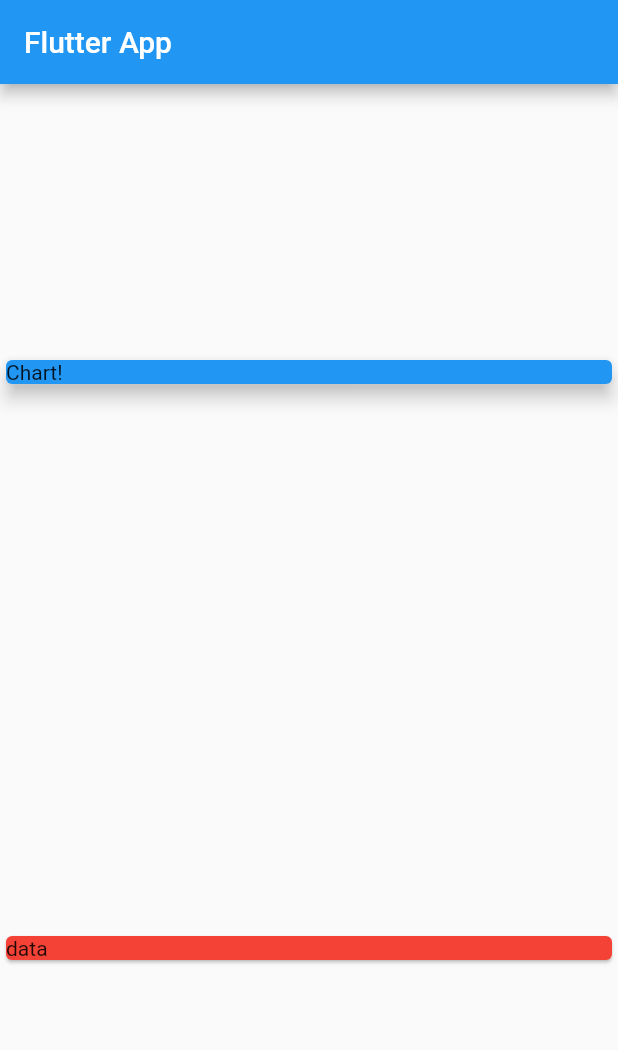
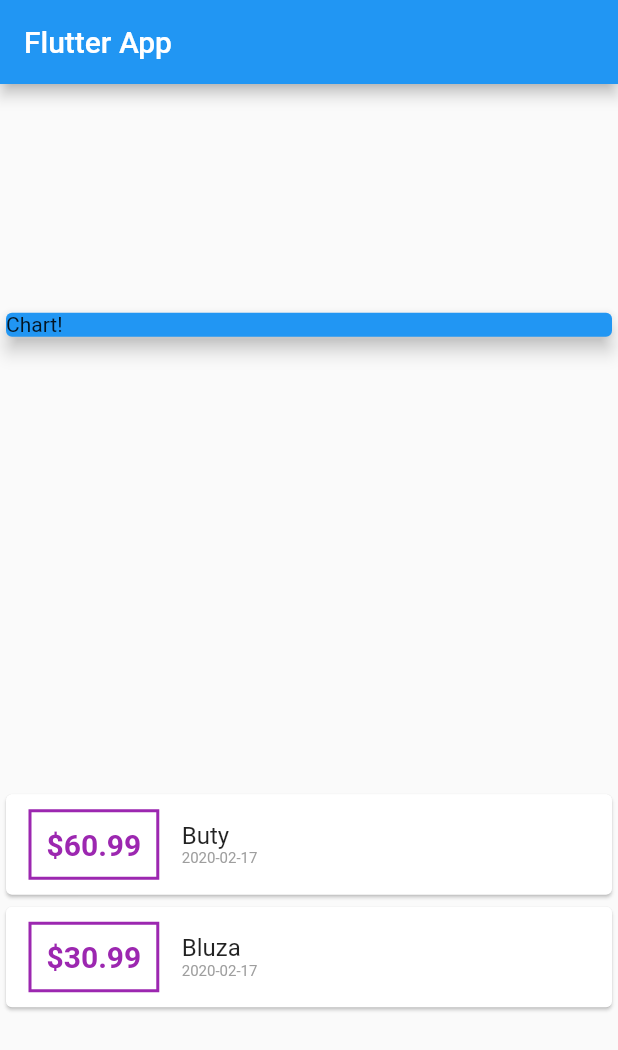
Before and after one commit to Eyzo280/ExpenditureControlFlutterApp, a Flutter app: the screen it shows after launch, on a phone screen of 412 x 824 dp. Shown: the top 1050 px of the screen. Run offline on Flutter 3.47's test engine with Material 2 defaults, Android fonts, the phone set to English and light mode, and no system bars.

Commit message:
DateFormat

```diff
--- a/lib/main.dart
+++ b/lib/main.dart
@@ -1,4 +1,6 @@
+import 'package:expenditure_control_flutterapp/transaction.dart';
 import 'package:flutter/material.dart';
+import 'package:intl/intl.dart';
 
 void main() => runApp(MyApp());
 
@@ -13,6 +15,21 @@ class MyApp extends StatelessWidget {
 }
 
 class MyHomePage extends StatelessWidget {
+  final List<Transaction> transactions = [
+    Transaction(
+      id: 't1',
+      title: 'Buty',
+      amount: 60.99,
+      date: DateTime.now(),
+    ),
+    Transaction(
+      id: 't2',
+      title: 'Bluza',
+      amount: 30.99,
+      date: DateTime.now(),
+    )
+  ];
+
   @override
   Widget build(BuildContext context) {
     return Scaffold(
@@ -31,9 +48,54 @@ class MyHomePage extends StatelessWidget {
               elevation: 5, // Wielkosc cienia
             ),
           ),
-          Card(
-            child: Text('data'),
-            color: Colors.red,
+          Column(
+            children: transactions.map((tx) {
+              return Card(
+                child: Row(
+                  children: <Widget>[
+                    Container(
+                      margin: EdgeInsets.symmetric(
+                        vertical: 10,
+                        horizontal: 15,
+                      ),
+                      decoration: BoxDecoration(
+                        border: Border.all(
+                          color: Colors.purple,
+                          width: 2,
+                        ),
+                      ),
+                      padding: EdgeInsets.all(10),
+                      child: Text(
+                        '\$${tx.amount}',
+                        style: TextStyle(
+                          color: Colors.purple,
+                          fontWeight: FontWeight.bold,
+                          fontSize: 20,
+                        ),
+                      ),
+                    ),
+                    Column(
+                      crossAxisAlignment: CrossAxisAlignment.start,
+                      children: <Widget>[
+                        Text(
+                          tx.title,
+                          style: TextStyle(
+                            fontSize: 16,
+                          ),
+                        ),
+                        Text(
+                          DateFormat('yyyy-MM-dd').format(tx.date),
+                          style: TextStyle(
+                            fontSize: 10,
+                            color: Colors.grey,
+                          ),
+                        ),
+                      ],
+                    ),
+                  ],
+                ),
+              );
+            }).toList(),
           ),
         ],
       ),
--- /dev/null
+++ b/lib/transaction.dart
@@ -0,0 +1,15 @@
+import 'package:flutter/foundation.dart';
+
+class Transaction {
+  final String id;
+  final String title;
+  final double amount;
+  final DateTime date;
+
+  Transaction({
+    @required this.id,
+    @required this.title,
+    @required this.amount,
+    @required this.date,
+  });
+}
--- a/pubspec.yaml
+++ b/pubspec.yaml
@@ -19,6 +19,7 @@ environment:
 dependencies:
   flutter:
     sdk: flutter
+  intl: ^0.16.1
 
   # The following adds the Cupertino Icons font to your application.
   # Use with the CupertinoIcons class for iOS style icons.
```
Also changed, not shown: pubspec.lock.
